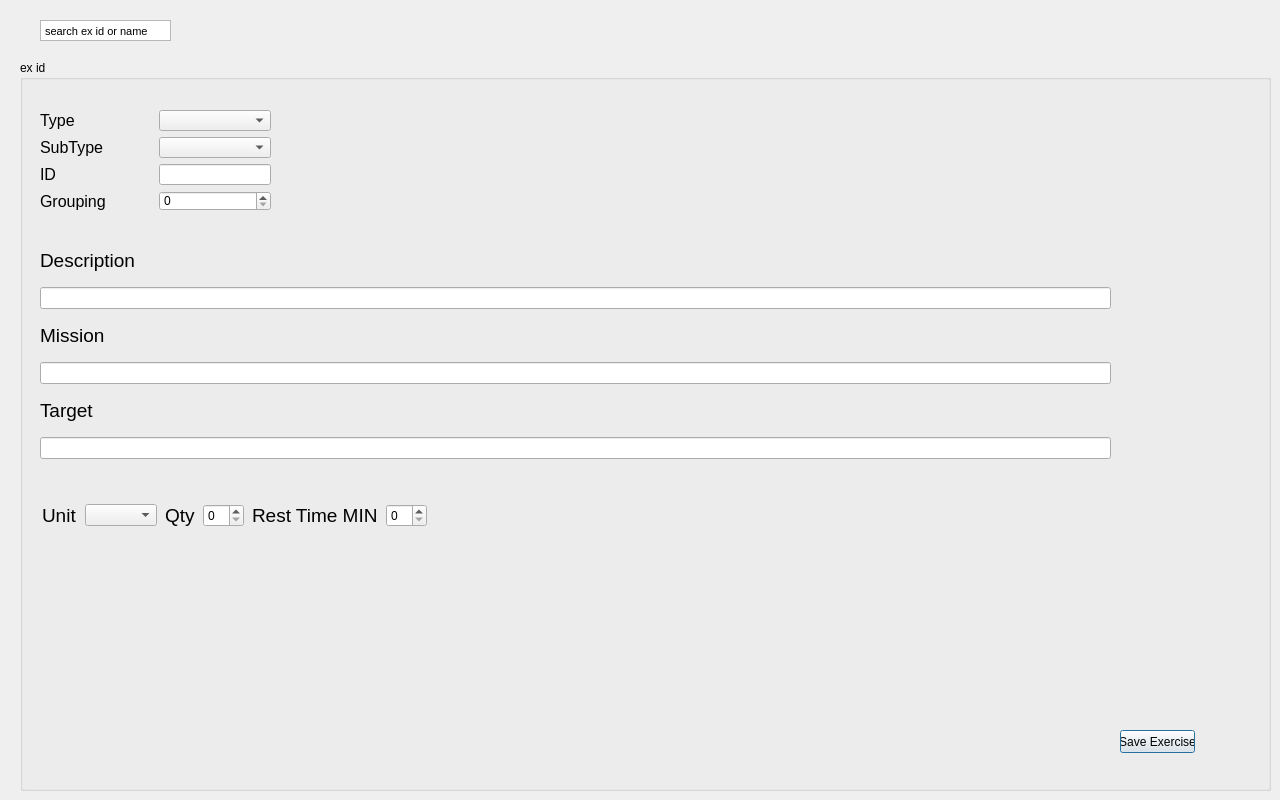
The window that editor_exercise.ui (talorno/ArcheryWkoutManager) describes before a commit, drawn with Qt 5.
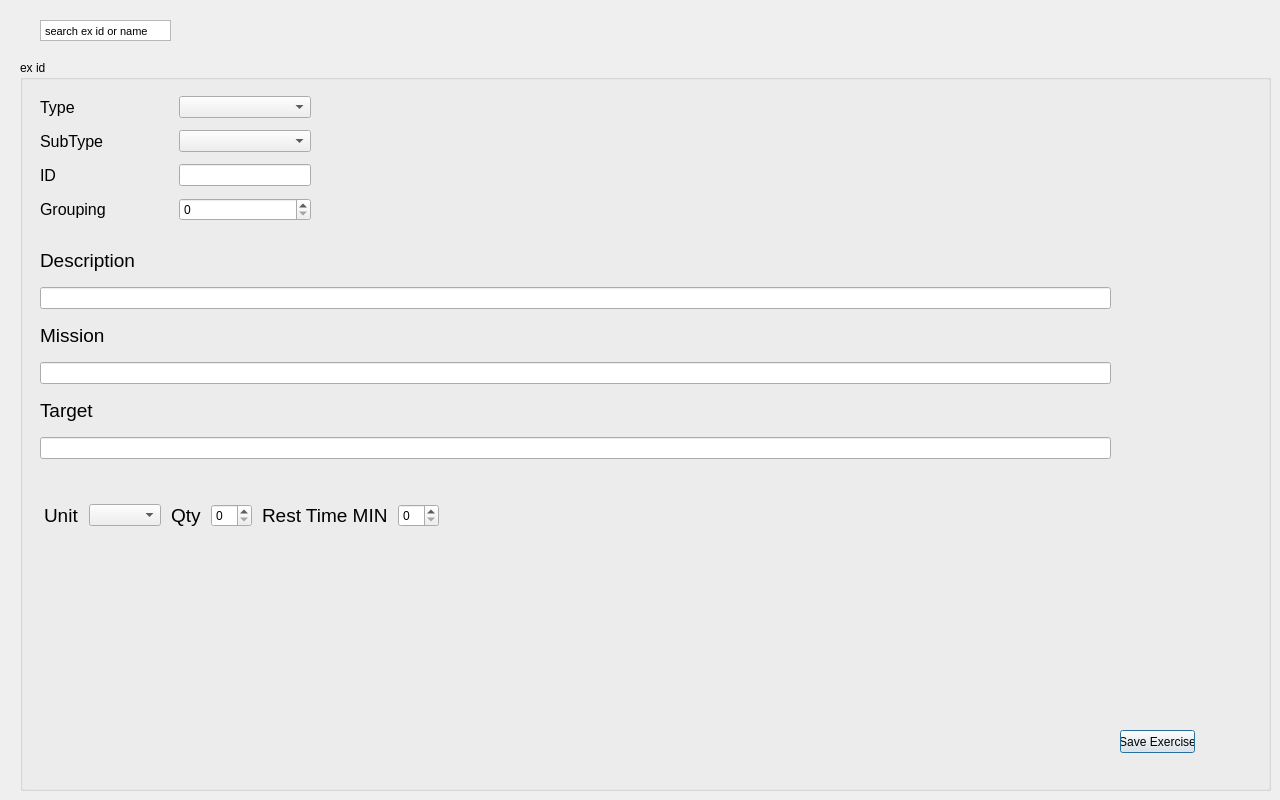
The same window after the commit.

Patch:
```diff
--- a/editor_exercise.ui
+++ b/editor_exercise.ui
@@ -64,9 +64,9 @@
     <property name="geometry">
      <rect>
       <x>20</x>
-      <y>50</y>
-      <width>231</width>
-      <height>101</height>
+      <y>30</y>
+      <width>271</width>
+      <height>141</height>
      </rect>
     </property>
     <layout class="QGridLayout" name="LYT_exDB">
@@ -243,7 +243,7 @@
      <rect>
       <x>20</x>
       <y>430</y>
-      <width>391</width>
+      <width>409</width>
       <height>51</height>
      </rect>
     </property>
```
Left out of the diff: 14 changed lines with no effect on the pictures.
